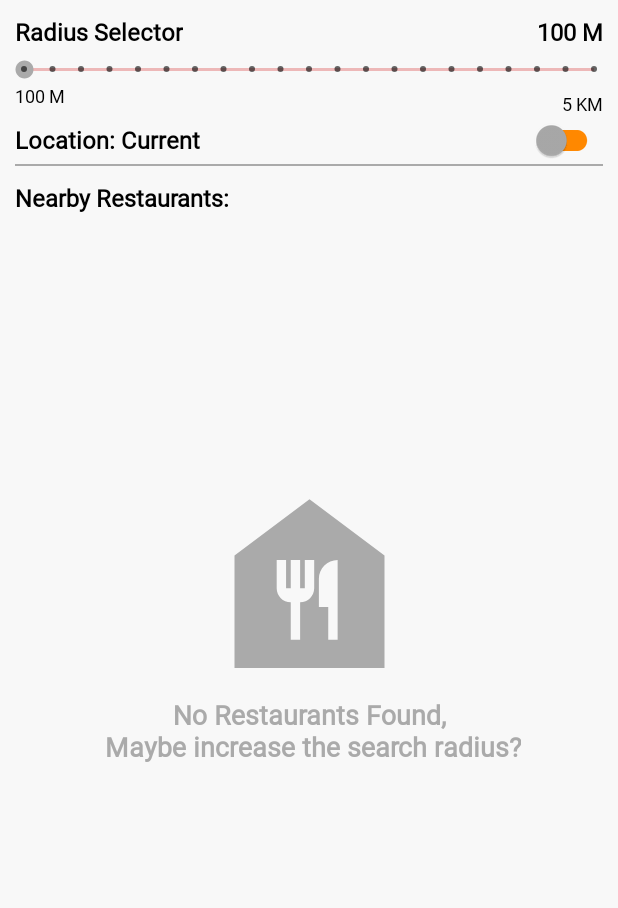
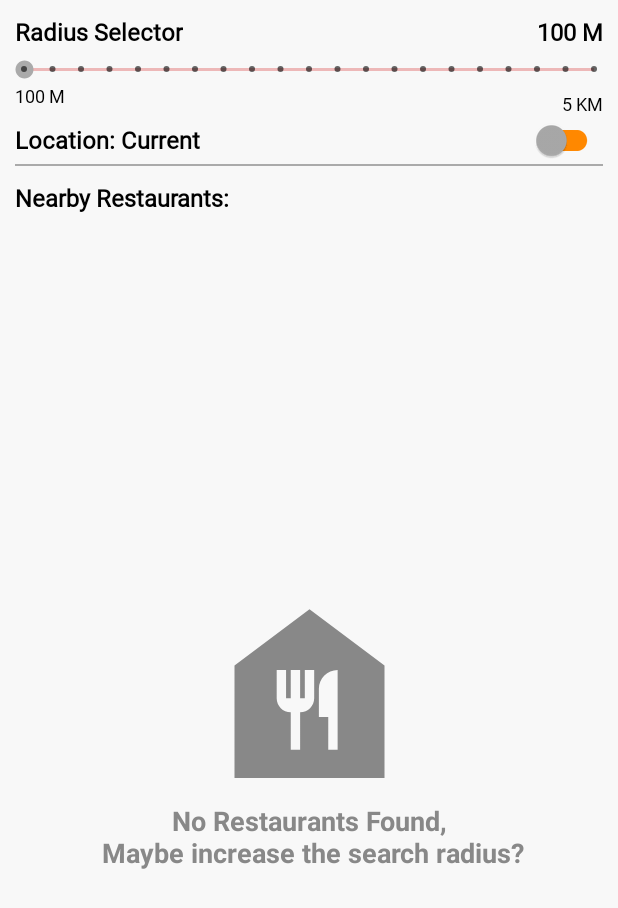
Before and after one commit to ajay53/Skycore, an Android app built with Jetpack Compose: the screen it shows after launch (MainActivity), on a phone screen of 412 x 824 dp. Shown: the top 908 px of the screen. Run offline under Robolectric (Android 15) with nearby library versions, the phone set to English and light mode, and no system bars; our stand-ins replace livedata-compose; pictures from the network do not load.

Commit message:
Added NoRestaurantScreen

```diff
--- a/app/src/main/java/com/goazzi/skycore/view/MainActivity.kt
+++ b/app/src/main/java/com/goazzi/skycore/view/MainActivity.kt
@@ -96,8 +96,8 @@ class MainActivity : AppCompatActivity(R.layout.activity_main),
                     Toast.makeText(applicationContext, business.message, Toast.LENGTH_SHORT)
                         .show()
                 }
-                binding.ivNoRestaurant.visibility = View.VISIBLE
-                binding.tvNoRestaurant.visibility = View.VISIBLE
+//                binding.ivNoRestaurant.visibility = View.VISIBLE
+//                binding.tvNoRestaurant.visibility = View.VISIBLE
             } else {
                 updateUI(business)
             }
@@ -122,8 +122,8 @@ class MainActivity : AppCompatActivity(R.layout.activity_main),
 
     @SuppressLint("NotifyDataSetChanged")
     private fun initViews() {
-        binding.ivNoRestaurant.visibility = View.VISIBLE
-        binding.tvNoRestaurant.visibility = View.VISIBLE
+//        binding.ivNoRestaurant.visibility = View.VISIBLE
+//        binding.tvNoRestaurant.visibility = View.VISIBLE
 
         binding.btnRemove.setOnClickListener(this)
 
@@ -221,8 +221,8 @@ class MainActivity : AppCompatActivity(R.layout.activity_main),
             isLoading = false
             isLastPage = false
             binding.sbRadiusSelector.progress = 0
-            binding.ivNoRestaurant.visibility = View.VISIBLE
-            binding.tvNoRestaurant.visibility = View.VISIBLE
+//            binding.ivNoRestaurant.visibility = View.VISIBLE
+//            binding.tvNoRestaurant.visibility = View.VISIBLE
             viewModel.cancelJobs()
             binding.progressBar.hide()
         }
--- a/app/src/main/java/com/goazzi/skycore/view/compose/RestauranListScreen.kt
+++ b/app/src/main/java/com/goazzi/skycore/view/compose/RestauranListScreen.kt
@@ -1,15 +1,32 @@
 package com.goazzi.skycore.view.compose
 
+import androidx.compose.foundation.Image
 import androidx.compose.foundation.layout.Arrangement
+import androidx.compose.foundation.layout.Column
 import androidx.compose.foundation.layout.fillMaxHeight
+import androidx.compose.foundation.layout.fillMaxSize
 import androidx.compose.foundation.layout.padding
+import androidx.compose.foundation.layout.size
 import androidx.compose.foundation.lazy.LazyColumn
-import androidx.compose.foundation.lazy.items
+import androidx.compose.material3.ColorScheme
+import androidx.compose.material3.Text
 import androidx.compose.runtime.Composable
 import androidx.compose.runtime.livedata.observeAsState
 import androidx.compose.ui.Alignment
 import androidx.compose.ui.Modifier
+import androidx.compose.ui.graphics.BlendMode
+import androidx.compose.ui.graphics.Color
+import androidx.compose.ui.graphics.ColorFilter
+import androidx.compose.ui.res.colorResource
+import androidx.compose.ui.res.painterResource
+import androidx.compose.ui.res.stringResource
+import androidx.compose.ui.text.font.FontStyle
+import androidx.compose.ui.text.font.FontWeight
+import androidx.compose.ui.text.style.TextAlign
+import androidx.compose.ui.tooling.preview.Preview
 import androidx.compose.ui.unit.dp
+import androidx.compose.ui.unit.sp
+import com.goazzi.skycore.R
 import com.goazzi.skycore.model.Business
 import com.goazzi.skycore.viewmodel.MainViewModel
 
@@ -18,7 +35,8 @@ fun RestaurantListScreen(viewModel: MainViewModel, modifier: Modifier = Modifier
     val foo = viewModel.businessServiceClass.observeAsState()
     val business: List<Business>? = foo.value?.businesses
 
-    business?.let {
+    if (business != null) {
+        //show restaurant list
         LazyColumn(
             verticalArrangement = Arrangement.spacedBy(5.dp),
             modifier = modifier
@@ -33,5 +51,38 @@ fun RestaurantListScreen(viewModel: MainViewModel, modifier: Modifier = Modifier
                 }
             )
         }
+    } else {
+        //show no restaurant found layout
+        NoRestaurantScreen()
     }
 }
+
+@Composable
+fun NoRestaurantScreen(modifier: Modifier = Modifier) {
+    Column(
+        verticalArrangement = Arrangement.Center,
+        horizontalAlignment = Alignment.CenterHorizontally,
+        modifier = modifier.fillMaxSize()
+    ) {
+        Image(
+            painterResource(id = R.drawable.ic_restaurant),
+            contentDescription = null,
+            colorFilter = ColorFilter.tint(color = Color.Gray, blendMode = BlendMode.Modulate),
+            modifier = Modifier.size(150.dp)
+        )
+        Text(
+            text = stringResource(id = R.string.no_restaurants_increase_radius),
+            fontSize = 18.sp,
+            textAlign = TextAlign.Center,
+            fontWeight = FontWeight.Bold,
+            color = Color.Gray
+//            style = MaterialTheme.typography.bodyLarge
+        )
+    }
+}
+
+@Composable
+//@Preview(showBackground = true)
+fun NoRestaurantScreenPreview() {
+    NoRestaurantScreen()
+}
```
Also changed, not shown: app/src/main/java/com/goazzi/skycore/view/compose/RestaurantListItem.kt (+0 -31 lines).
